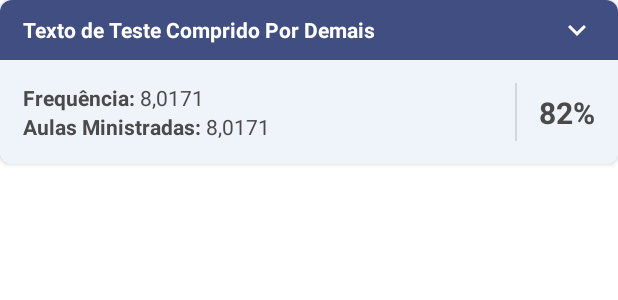
After one commit to perotedev/SIGAA_Mobile, an Android app: the layout card_frequencia.xml on its own in the app's theme, with its tools: preview values and no code run, on a phone screen of 412 x 824 dp. The commit adds this screen. Shown: the top 300 px of the screen. Run offline under Robolectric (Android 15) with nearby library versions, the phone set to English and light mode, and no system bars.

Commit message:
Criando card de frequencia

```diff
--- /dev/null
+++ b/app/src/main/res/layout/card_frequencia.xml
@@ -0,0 +1,128 @@
+<?xml version="1.0" encoding="utf-8"?>
+<androidx.cardview.widget.CardView
+    xmlns:android="http://schemas.android.com/apk/res/android"
+    xmlns:app="http://schemas.android.com/apk/res-auto"
+    android:layout_width="match_parent"
+    android:layout_height="wrap_content"
+    android:layout_marginBottom="15dp"
+    android:id="@+id/card_frequencia"
+    android:elevation="2dp"
+    app:cardElevation="2dp"
+    app:cardCornerRadius="8dp">
+
+        <RelativeLayout
+            android:layout_width="match_parent"
+            android:layout_height="wrap_content">
+
+            <RelativeLayout
+                android:id="@+id/relative_frequencia_title"
+                android:layout_width="match_parent"
+                android:layout_height="wrap_content"
+                android:background="?colorAccent"
+                android:paddingHorizontal="15dp"
+                android:paddingVertical="8dp">
+
+                <TextView
+                    android:layout_width="match_parent"
+                    android:layout_height="wrap_content"
+                    android:text="@string/teste_plus_plus"
+                    android:textStyle="bold"
+                    android:layout_centerVertical="true"
+                    android:textColor="?colorOnPrimary"/>
+
+                <ImageView
+                    android:id="@+id/arrow_down_frequencia"
+                    android:layout_width="wrap_content"
+                    android:layout_height="wrap_content"
+                    android:src="@drawable/arrow_down"
+                    app:tint="?colorOnPrimary"
+                    android:layout_alignParentEnd="true"
+                    android:layout_centerVertical="true"
+                    android:contentDescription="@string/arrow_down" />
+            </RelativeLayout>
+
+            <RelativeLayout
+                android:layout_below="@+id/relative_frequencia_title"
+                android:id="@+id/relative_frequencia_content"
+                android:layout_width="match_parent"
+                android:layout_height="wrap_content">
+
+            </RelativeLayout>
+
+            <androidx.constraintlayout.widget.ConstraintLayout
+                android:layout_below="@+id/relative_frequencia_content"
+                android:id="@+id/relative_frequencia_resumo"
+                android:layout_width="match_parent"
+                android:layout_height="wrap_content"
+                android:padding="15dp"
+                android:background="?colorSecondary">
+
+                <TextView
+                    android:id="@+id/frequencia_aluno_title"
+                    android:layout_width="wrap_content"
+                    android:layout_height="wrap_content"
+                    app:layout_constraintStart_toStartOf="parent"
+                    app:layout_constraintTop_toTopOf="parent"
+                    android:text="@string/frequencia_aluno"
+                    android:textStyle="bold"
+                />
+
+                <TextView
+                    android:id="@+id/frequencia_aluno_value"
+                    android:layout_width="wrap_content"
+                    android:layout_height="wrap_content"
+                    android:layout_marginStart="3dp"
+                    app:layout_constraintStart_toEndOf="@+id/frequencia_aluno_title"
+                    app:layout_constraintTop_toTopOf="parent"
+                    android:text="@string/teste_numero"
+                />
+
+                <TextView
+                    android:id="@+id/frequencia_aulas_ministradas_title"
+                    android:layout_width="wrap_content"
+                    android:layout_height="wrap_content"
+                    app:layout_constraintStart_toStartOf="parent"
+                    app:layout_constraintTop_toBottomOf="@+id/frequencia_aluno_title"
+                    android:text="@string/aulas_ministradas"
+                    android:textStyle="bold"
+                />
+
+                <TextView
+                    android:id="@+id/frequencia_aulas_minsitradas_value"
+                    android:layout_width="0dp"
+                    android:layout_height="wrap_content"
+                    android:layout_marginStart="3dp"
+                    app:layout_constraintStart_toEndOf="@+id/frequencia_aulas_ministradas_title"
+                    app:layout_constraintTop_toTopOf="@id/frequencia_aulas_ministradas_title"
+                    app:layout_constraintEnd_toStartOf="@+id/porcentagem_aluno_value"
+                    android:text="@string/teste_numero"
+                />
+
+                <com.google.android.material.divider.MaterialDivider
+                    android:id="@+id/divider1"
+                    android:layout_width="wrap_content"
+                    android:layout_height="wrap_content"
+                    android:rotation="90"
+                    app:layout_constraintStart_toEndOf="@+id/frequencia_aulas_minsitradas_value"
+                    app:layout_constraintTop_toTopOf="parent"
+                    app:layout_constraintBottom_toBottomOf="parent"
+                    app:layout_constraintEnd_toStartOf="@+id/porcentagem_aluno_value"/>
+
+                <TextView
+                    android:id="@+id/porcentagem_aluno_value"
+                    android:layout_width="0dp"
+                    android:layout_height="wrap_content"
+                    android:text="@string/teste_porcentagem"
+                    android:textStyle="bold"
+                    android:textSize="20sp"
+                    android:paddingStart="15dp"
+                    android:paddingEnd="0dp"
+                    app:layout_constraintEnd_toEndOf="parent"
+                    app:layout_constraintTop_toTopOf="parent"
+                    app:layout_constraintBottom_toBottomOf="parent"
+                />
+            </androidx.constraintlayout.widget.ConstraintLayout>
+
+        </RelativeLayout>
+
+</androidx.cardview.widget.CardView>
--- a/app/src/main/res/layout/card_notas.xml
+++ b/app/src/main/res/layout/card_notas.xml
@@ -24,13 +24,13 @@
                 android:id="@+id/title_card_nota"
                 android:layout_width="match_parent"
                 android:layout_height="wrap_content"
-                android:text="@string/teste_plus_plus"
-                android:textStyle="bold"
-                android:textColor="?colorOnPrimary"
+                android:layout_centerInParent="true"
                 android:paddingHorizontal="15dp"
                 android:paddingVertical="8dp"
+                android:text="@string/teste_plus_plus"
+                android:textColor="?colorOnPrimary"
                 android:textSize="15sp"
-                android:layout_centerInParent="true"/>
+                android:textStyle="bold" />
         </RelativeLayout>
 
         <androidx.constraintlayout.widget.ConstraintLayout
--- a/app/src/main/res/layout/fragment_frequencia.xml
+++ b/app/src/main/res/layout/fragment_frequencia.xml
@@ -1,14 +1,16 @@
 <?xml version="1.0" encoding="utf-8"?>
-<FrameLayout xmlns:android="http://schemas.android.com/apk/res/android"
+<androidx.core.widget.NestedScrollView
+    xmlns:android="http://schemas.android.com/apk/res/android"
     xmlns:tools="http://schemas.android.com/tools"
     android:layout_width="match_parent"
     android:layout_height="match_parent"
     tools:context=".ui.main.FrequenciaFragment">
 
-    <!-- TODO: Update blank fragment layout -->
-    <TextView
+    <androidx.recyclerview.widget.RecyclerView
+        android:id="@+id/recycler_view_frequencia"
         android:layout_width="match_parent"
-        android:layout_height="match_parent"
-        android:text="@string/hello_blank_fragment" />
+        android:layout_height="wrap_content"
+        android:padding="15dp"
+        tools:listitem="@layout/card_frequencia"/>
 
-</FrameLayout>
+</androidx.core.widget.NestedScrollView>
--- a/app/src/main/res/values/strings.xml
+++ b/app/src/main/res/values/strings.xml
@@ -53,8 +53,8 @@
     <!--  Tela Frequência  -->
     <string name="data_aula">Data</string>
     <string name="situacao_frequencia">Situação</string>
-    <string name="frequencia_aluno">Frequência</string>
-    <string name="aulas_ministradas">Aulas Ministradas</string>
+    <string name="frequencia_aluno">Frequência:</string>
+    <string name="aulas_ministradas">Aulas Ministradas:</string>
 
     <!--  Descrições  -->
     <string name="sigaa_logo">Logo do SIGAA</string>
@@ -71,6 +71,7 @@
     <string name="teste_plus_plus">Texto de Teste Comprido Por Demais</string>
     <string name="teste_numero">8,0171</string>
     <string name="teste_nota">8,5</string>
+    <string name="teste_porcentagem">82%</string>
     <string name="app_version">V1.0.0</string>
 
     <!--  Alertas  -->
```
